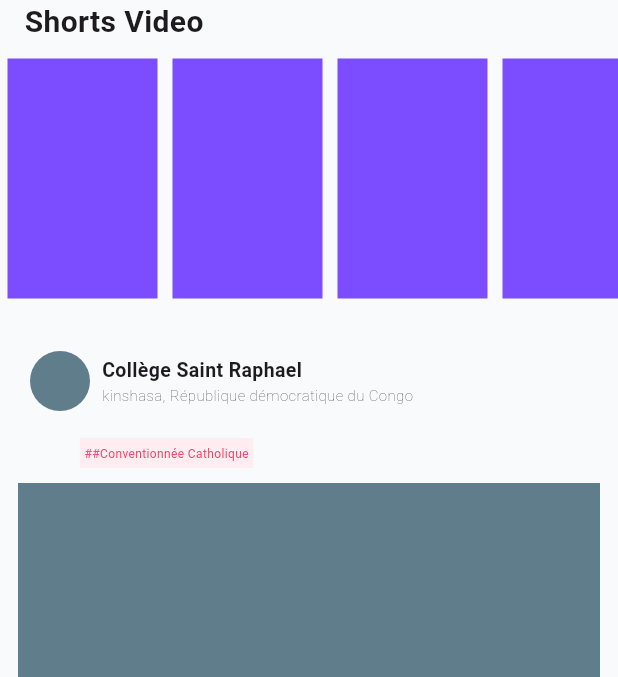
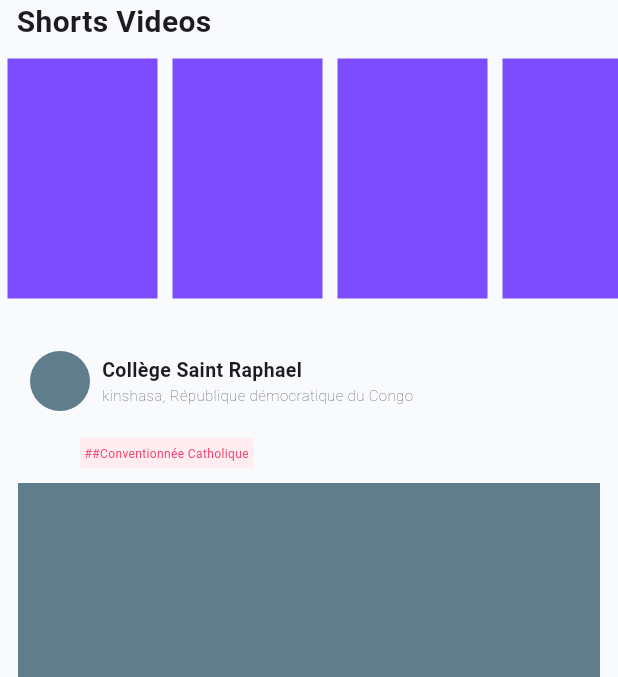
Before and after one commit to LeviMokili/monstartup, a Flutter app: the Home screen opened directly, on a phone screen of 412 x 824 dp, the part 84-761 px from its top. Run offline on Flutter 3.47's test engine with Material 3 defaults, Android fonts, the phone set to English and light mode, and no system bars; drawn by our look-alikes of like_button.

Commit message:
second push

```diff
--- a/lib/views/home.dart
+++ b/lib/views/home.dart
@@ -27,7 +27,7 @@ class _HomeState extends State<Home> {
        children:  [
          Padding(
            padding: EdgeInsets.only(right: 260),
-           child: Text('Shorts Video', style: TextStyle(fontSize: 20,fontWeight: FontWeight.bold),),
+           child: Text('Shorts Videos', style: TextStyle(fontSize: 20,fontWeight: FontWeight.bold),),
          ),
          SizedBox(height: 5,),
          Shorts(),
```
